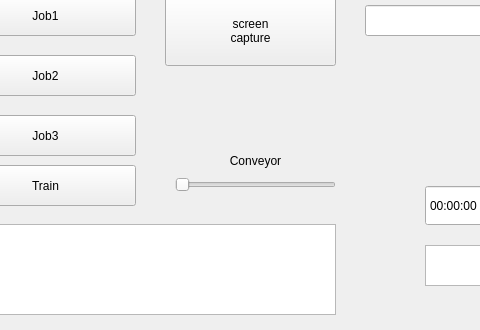
The window that src/logi_test/logi_test/detection.ui (junwoo3226/ff_ws) describes before a commit, drawn with Qt 5; both pictures show x 345 to 825 and y 545 to 875 of the 1059 by 875 pixel window.
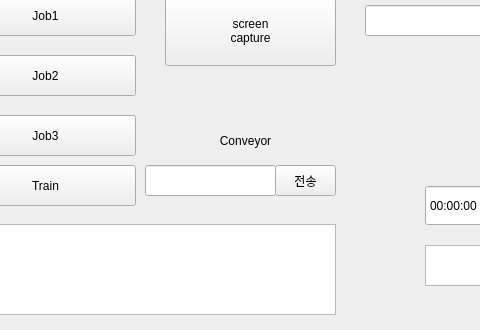
The same window after the commit. Icons and pictures are not drawn.

The edit to the form file:
```diff
--- a/src/logi_test/logi_test/detection.ui
+++ b/src/logi_test/logi_test/detection.ui
@@ -148,19 +148,6 @@
      <string>reset</string>
     </property>
    </widget>
-   <widget class="QSlider" name="conveyor_slider">
-    <property name="geometry">
-     <rect>
-      <x>520</x>
-      <y>720</y>
-      <width>161</width>
-      <height>20</height>
-     </rect>
-    </property>
-    <property name="orientation">
-     <enum>Qt::Horizontal</enum>
-    </property>
-   </widget>
    <widget class="QPushButton" name="train_button">
     <property name="geometry">
      <rect>
@@ -203,8 +190,8 @@
    <widget class="QLabel" name="text_label">
     <property name="geometry">
      <rect>
-      <x>540</x>
-      <y>690</y>
+      <x>530</x>
+      <y>670</y>
       <width>121</width>
       <height>31</height>
      </rect>
@@ -305,6 +292,29 @@
      </rect>
     </property>
    </widget>
+   <widget class="QLineEdit" name="conveyor_input">
+    <property name="geometry">
+     <rect>
+      <x>490</x>
+      <y>710</y>
+      <width>131</width>
+      <height>31</height>
+     </rect>
+    </property>
+   </widget>
+   <widget class="QPushButton" name="send_con_num_button">
+    <property name="geometry">
+     <rect>
+      <x>620</x>
+      <y>710</y>
+      <width>61</width>
+      <height>31</height>
+     </rect>
+    </property>
+    <property name="text">
+     <string>전송</string>
+    </property>
+   </widget>
   </widget>
  </widget>
  <resources/>
```
